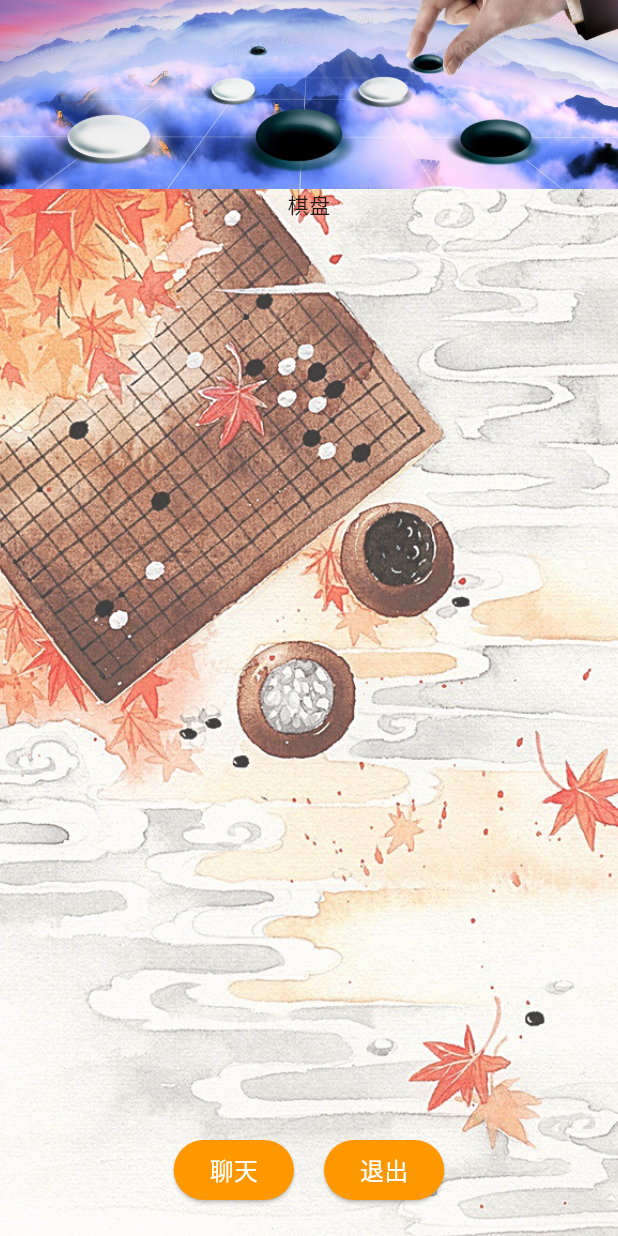
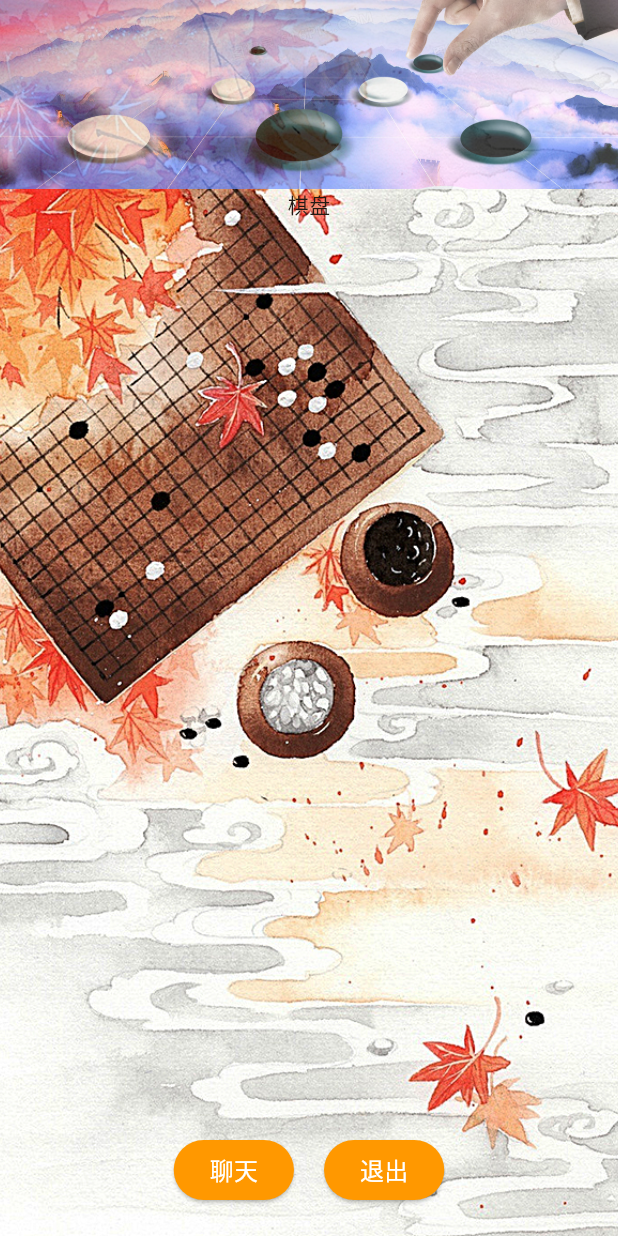
Before and after one commit to mxc-org/flutter_front, a Flutter app: the FightUI widget shown alone on an empty page, opened directly, on a phone screen of 412 x 824 dp. Run offline on Flutter 3.47's test engine with Material 2 defaults, Android fonts, the phone set to English and light mode, and no system bars; our stand-ins replace file_picker; network calls fail.

Commit message:
取消部分界面中的不透明度

```diff
--- a/lib/createRoomUI.dart
+++ b/lib/createRoomUI.dart
@@ -41,14 +41,10 @@ class _CreateRoomUIState extends State<CreateRoomUI> {
   @override
   Widget build(BuildContext context) {
     return Container(
-      decoration: BoxDecoration(
+      decoration: const BoxDecoration(
         image: DecorationImage(
-          image: const AssetImage("images/asdfasdf.jpeg"),
+          image: AssetImage("images/asdfasdf.jpeg"),
           fit: BoxFit.cover,
-          colorFilter: ColorFilter.mode(
-            Colors.white.withOpacity(0.75),
-            BlendMode.dstATop,
-          ),
         ),
       ),
       child: Column(
--- a/lib/fightUI.dart
+++ b/lib/fightUI.dart
@@ -14,14 +14,10 @@ class _FightUIState extends State<FightUI> {
   Widget build(BuildContext context) {
     return Container(
       height: double.infinity,
-      decoration: BoxDecoration(
+      decoration: const BoxDecoration(
         image: DecorationImage(
-          image: const AssetImage("images/fight.jpeg"),
+          image: AssetImage("images/fight.jpeg"),
           fit: BoxFit.cover,
-          colorFilter: ColorFilter.mode(
-            Colors.white.withOpacity(0.75),
-            BlendMode.dstATop,
-          ),
         ),
       ),
       child: Column(
@@ -29,10 +25,14 @@ class _FightUIState extends State<FightUI> {
           Expanded(
             flex: 1,
             child: Container(
-              decoration: const BoxDecoration(
+              decoration: BoxDecoration(
                 image: DecorationImage(
-                  image: AssetImage("images/pk.jpg"),
+                  image: const AssetImage("images/pk.jpg"),
                   fit: BoxFit.cover,
+                  colorFilter: ColorFilter.mode(
+                    Colors.white.withOpacity(0.75),
+                    BlendMode.dstATop,
+                  ),
                 ),
               ),
               child: Row(),
--- a/lib/loginUI.dart
+++ b/lib/loginUI.dart
@@ -5,7 +5,6 @@ import 'package:flutter_front/main.dart';
 import 'package:flutter_front/registerUI.dart';
 import 'package:flutter_front/values.dart';
 import 'package:http/http.dart' as http;
-import 'package:web_socket_channel/web_socket_channel.dart';
 
 import 'obj.dart';
 
```
Also changed, not shown: pubspec.lock.
